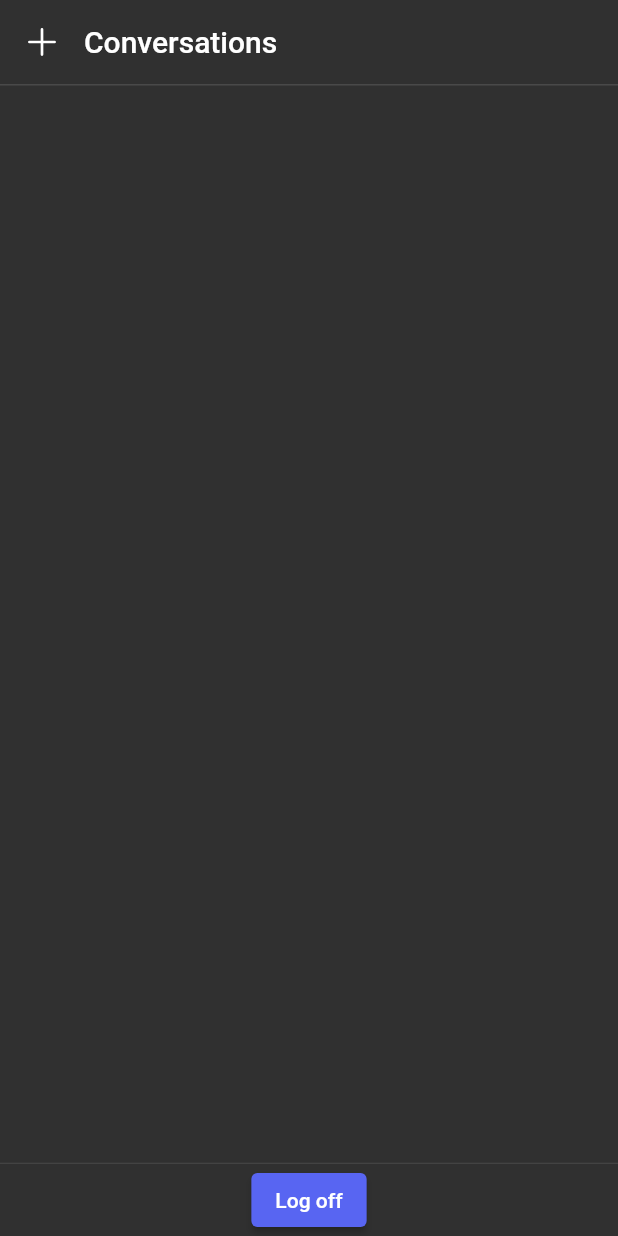
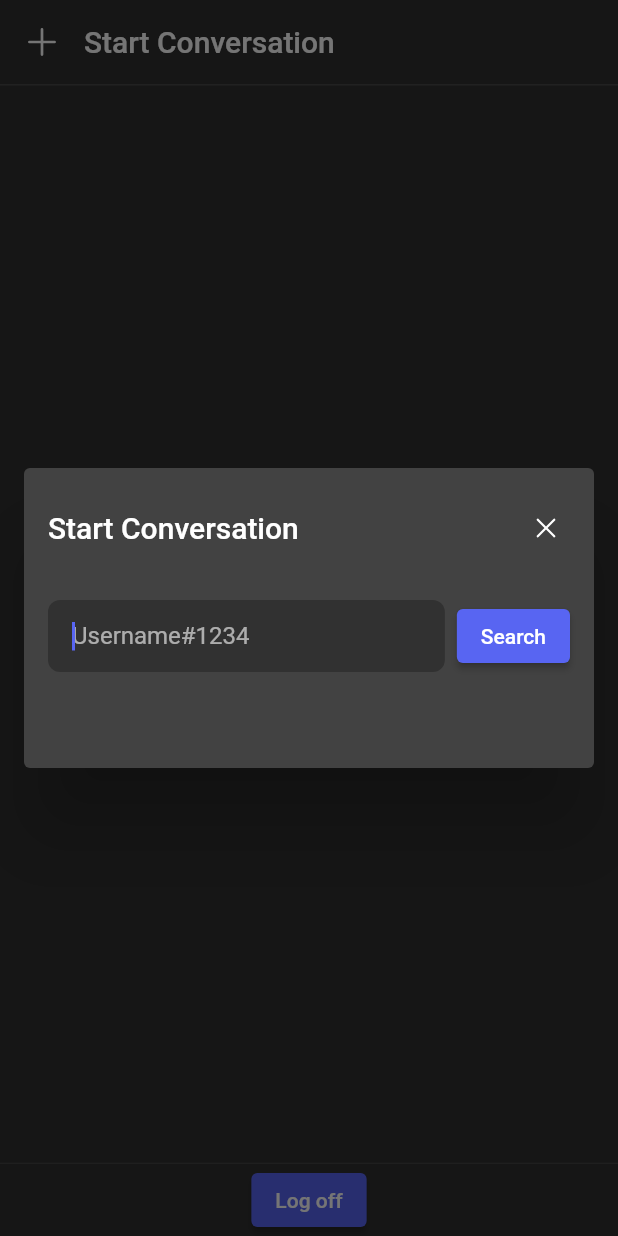
Before and after one commit to coffeecoding/DiscryptorMobile, a Flutter app: the HomeScreen screen opened by its route, after a tap on an icon or button, on a phone screen of 412 x 824 dp. Run offline on Flutter 3.47's test engine with Material 2 defaults, Android fonts, the phone set to English and light mode, and no system bars; our stand-ins replace bloc, equatable, fluentui_system_icons, flutter_bloc, flutter_secure_storage, fluttertoast and 2 more; missing offline and left inert: cryptography, encrypt, pointycastle, signalr_netcore; accounts and stored records are empty.

Commit message:
Implemented complete user search (start conversation) except adding (relationships)

```diff
--- /dev/null
+++ b/lib/cubits/add/add_cubit.dart
@@ -0,0 +1,48 @@
+import 'package:bloc/bloc.dart';
+import 'package:discryptor/config/locator.dart';
+import 'package:discryptor/cubitvms/user_vm.dart';
+import 'package:discryptor/repos/repos.dart';
+import 'package:discryptor/utils/discord_name.dart';
+import 'package:equatable/equatable.dart';
+
+part 'add_state.dart';
+
+class AddCubit extends Cubit<AddState> {
+  AddCubit()
+      : apiRepo = locator.get<ApiRepo>(),
+        super(const AddState());
+
+  final ApiRepo apiRepo;
+
+  void inputChanged(String value) {
+    emit(state.copyWith(status: AddStatus.initial, fullname: value, error: ''));
+  }
+
+  Future<void> executeSearch() async {
+    try {
+      emit(state.copyWith(status: AddStatus.busy, error: ''));
+      final parts = parseFullDiscordName(state.fullname);
+      if (parts[0] == false) {
+        emit(
+            state.copyWith(status: AddStatus.error, error: 'Invalid username'));
+        return;
+      }
+      final re =
+          await apiRepo.getUserByName(parts[1].toString(), parts[2].toString());
+      if (!re.isSuccess) {
+        if (re.httpStatus == 404) {
+          emit(
+              state.copyWith(status: AddStatus.error, error: "User not found"));
+          return;
+        }
+        emit(state.copyWith(status: AddStatus.error, error: re.message));
+        return;
+      }
+      final uvm = UserViewModel(user: re.content!);
+      emit(state.copyWith(status: AddStatus.success, result: uvm));
+    } catch (e) {
+      print('Failed to search for user: $e');
+      emit(state.copyWith(status: AddStatus.error, error: '$e'));
+    }
+  }
+}
--- /dev/null
+++ b/lib/cubits/add/add_state.dart
@@ -0,0 +1,32 @@
+// ignore_for_file: public_member_api_docs, sort_constructors_first
+part of 'add_cubit.dart';
+
+enum AddStatus { initial, busy, success, error }
+
+class AddState extends Equatable {
+  const AddState(
+      {this.status = AddStatus.initial,
+      this.fullname = '',
+      this.result,
+      this.error = ''});
+
+  AddState copyWith({
+    AddStatus? status,
+    String? fullname,
+    UserViewModel? result,
+    String? error,
+  }) =>
+      AddState(
+          status: status ?? this.status,
+          fullname: fullname ?? this.fullname,
+          result: result ?? (status != AddStatus.error ? this.result : null),
+          error: error ?? this.error);
+
+  final AddStatus status;
+  final String fullname;
+  final UserViewModel? result;
+  final String error;
+
+  @override
+  List<Object?> get props => [status, fullname, result, error];
+}
--- a/lib/cubits/cubits.dart
+++ b/lib/cubits/cubits.dart
@@ -9,3 +9,4 @@ export 'invite/invite_cubit.dart';
 export 'register/register_cubit.dart';
 export 'statuses/statuses_cubit.dart';
 export 'profile/profile_cubit.dart';
+export 'add/add_cubit.dart';
--- a/lib/main.dart
+++ b/lib/main.dart
@@ -36,6 +36,10 @@ class DiscryptorApp extends StatelessWidget {
         BlocProvider<ProfileCubit>(
           lazy: false,
           create: (context) => ProfileCubit(),
+        ),
+        BlocProvider<AddCubit>(
+          lazy: false,
+          create: (context) => AddCubit(),
         ),
         BlocProvider<ChallengeCubit>(
             lazy: false,
--- /dev/null
+++ b/lib/views/add/add.dart
@@ -0,0 +1,121 @@
+import 'package:discryptor/cubits/add/add_cubit.dart';
+import 'package:discryptor/cubits/chat_list/chat_list_cubit.dart';
+import 'package:discryptor/cubits/profile/profile_cubit.dart';
+import 'package:discryptor/views/common/avatar_with_status.dart';
+import 'package:fluentui_system_icons/fluentui_system_icons.dart';
+import 'package:flutter/material.dart';
+import 'package:flutter/src/widgets/framework.dart';
+import 'package:flutter_bloc/flutter_bloc.dart';
+
+class AddScreen extends StatelessWidget {
+  const AddScreen({super.key});
+
+  static const String routeName = '/add';
+
+  static Route<dynamic> route() {
+    return MaterialPageRoute<AddScreen>(
+      settings: const RouteSettings(name: routeName),
+      builder: (BuildContext context) => const AddScreen(),
+    );
+  }
+
+  @override
+  Widget build(BuildContext context) {
+    final ctr = TextEditingController();
+    return BlocBuilder<AddCubit, AddState>(
+      builder: (context, state) => Column(
+        children: [
+          Row(
+            children: [
+              Expanded(
+                child: Theme(
+                  data: Theme.of(context)
+                      .copyWith(splashColor: Colors.transparent),
+                  child: TextField(
+                    autofocus: true,
+                    controller: ctr,
+                    onChanged: (val) =>
+                        context.read<AddCubit>().inputChanged(val),
+                    decoration: InputDecoration(
+                      contentPadding: const EdgeInsets.symmetric(
+                          vertical: 0, horizontal: 16),
+                      filled: true,
+                      fillColor: Colors.black26,
+                      hintText: 'Username#1234',
+                      border: InputBorder.none,
+                      focusedBorder: OutlineInputBorder(
+                        borderSide: const BorderSide(color: Colors.transparent),
+                        borderRadius: BorderRadius.circular(8),
+                      ),
+                      enabledBorder: UnderlineInputBorder(
+                        borderSide: const BorderSide(color: Colors.transparent),
+                        borderRadius: BorderRadius.circular(8),
+                      ),
+                    ),
+                  ),
+                ),
+              ),
+              const SizedBox(width: 8),
+              state.status == AddStatus.busy
+                  ? const CircularProgressIndicator()
+                  : ElevatedButton(
+                      onPressed: () => context.read<AddCubit>().executeSearch(),
+                      child: const Text('Search')),
+            ],
+          ),
+          const SizedBox(height: 16),
+          state.result == null
+              ? const Text('')
+              : ClipRRect(
+                  borderRadius: BorderRadius.circular(8),
+                  child: Material(
+                    child: Container(
+                      padding: const EdgeInsets.only(left: 8),
+                      child: InkWell(
+                        splashColor: Colors.red,
+                        child: ListTile(
+                            trailing: IconButton(
+                                splashRadius: 24,
+                                icon: const Icon(
+                                    FluentIcons.person_add_24_filled),
+                                onPressed: () {}),
+                            contentPadding: EdgeInsets.zero,
+                            title: Row(
+                              children: [
+                                CircleAvatar(
+                                  radius: 20,
+                                  backgroundImage: NetworkImage(
+                                      state.result!.user.getUsedAvatarUrl),
+                                ),
+                                const SizedBox(width: 8),
+                                Expanded(
+                                  child: Row(
+                                    children: [
+                                      Text(state.result!.user.username,
+                                          style: const TextStyle(
+                                              fontWeight: FontWeight.w500)),
+                                      Text(
+                                        '#${state.result!.user.discriminator}',
+                                        style: const TextStyle(
+                                            color: Colors.white54),
+                                      ),
+                                    ],
+                                  ),
+                                ),
+                              ],
+                            )),
+                      ),
+                    ),
+                  ),
+                ),
+          if (state.error.isNotEmpty) const SizedBox(height: 24),
+          if (state.error.isNotEmpty)
+            Text(state.error,
+                softWrap: true,
+                textAlign: TextAlign.center,
+                style: TextStyle(color: Colors.orange.shade500)),
+        ],
+      ),
+    );
+  }
+}
--- /dev/null
+++ b/lib/views/dialog/base_dialog.dart
@@ -0,0 +1,54 @@
+import 'package:fluentui_system_icons/fluentui_system_icons.dart';
+import 'package:flutter/material.dart';
+
+class BaseDialog extends StatelessWidget {
+  const BaseDialog({required this.title, required this.child, super.key});
+
+  final String title;
+  final Widget child;
+
+  @override
+  Widget build(BuildContext context) {
+    return Padding(
+      padding: const EdgeInsets.all(16),
+      child: SizedBox(
+        width: double.infinity,
+        child: Column(
+          mainAxisSize: MainAxisSize.min,
+          crossAxisAlignment: CrossAxisAlignment.start,
+          children: [
+            Row(
+              mainAxisAlignment: MainAxisAlignment.spaceBetween,
+              children: [
+                Text(
+                  title,
+                  style: TextStyle(
+                      fontWeight: FontWeight.w500,
+                      fontSize:
+                          Theme.of(context).textTheme.titleLarge!.fontSize),
+                ),
+                IconButton(
+                    padding: const EdgeInsets.only(left: 16),
+                    splashRadius: 1,
+                    onPressed: () => Navigator.of(context).pop(),
+                    style: const ButtonStyle(
+                        tapTargetSize: MaterialTapTargetSize.shrinkWrap,
+                        padding: MaterialStatePropertyAll(EdgeInsets.zero),
+                        foregroundColor:
+                            MaterialStatePropertyAll(Colors.white70)),
+                    icon: const Icon(
+                      FluentIcons.dismiss_20_filled,
+                      color: Colors.white,
+                      size: 20,
+                    )),
+              ],
+            ),
+            const SizedBox(height: 24),
+            child,
+            const SizedBox(height: 16),
+          ],
+        ),
+      ),
+    );
+  }
+}
--- a/lib/views/home.dart
+++ b/lib/views/home.dart
@@ -1,7 +1,10 @@
 import 'package:discryptor/cubits/cubits.dart';
 import 'package:discryptor/main.dart';
+import 'package:discryptor/views/add/add.dart';
 import 'package:discryptor/views/chat/chat.dart';
 import 'package:discryptor/views/common/avatar_with_status.dart';
+import 'package:discryptor/views/dialog/base_dialog.dart';
+import 'package:discryptor/views/dialog/custom_dialog.dart';
 import 'package:discryptor/views/profile/profile.dart';
 import 'package:discryptor/views/start/password.dart';
 import 'package:fluentui_system_icons/fluentui_system_icons.dart';
@@ -29,13 +32,30 @@ class HomeScreen extends StatelessWidget {
           elevation: 0,
           backgroundColor: Colors.transparent,
           leading: IconButton(
-              onPressed: () {}, icon: const Icon(FluentIcons.add_20_filled)),
+              onPressed: () {
+                const dlg = CustomDialog(
+                    child: BaseDialog(
+                  title: 'Start Conversation',
+                  child: AddScreen(),
+                ));
+                showDialog(context: context, builder: (_) => dlg);
+              },
+              icon: const Icon(FluentIcons.add_20_filled)),
           titleSpacing: 0,
           bottom: PreferredSize(
             preferredSize: const Size.fromHeight(1),
             child: Container(height: 1, color: Theme.of(context).dividerColor),
           ),
-          title: const Text('Conversations'),
+          title: GestureDetector(
+              onTap: () {
+                const dlg = CustomDialog(
+                    child: BaseDialog(
+                  title: 'Start Conversation',
+                  child: AddScreen(),
+                ));
+                showDialog(context: context, builder: (_) => dlg);
+              },
+              child: const Text('Start Conversation')),
         ),
         body: state.status == ChatListStatus.busy
             ? const Center(child: CircularProgressIndicator())
--- a/lib/views/start/start.dart
+++ b/lib/views/start/start.dart
@@ -83,8 +83,8 @@ class StartScreen extends StatelessWidget {
                             Text(state.message,
                                 softWrap: true,
                                 textAlign: TextAlign.center,
-                                style: TextStyle(
-                                    color: Colors.deepOrange.shade700)),
+                                style:
+                                    TextStyle(color: Colors.orange.shade700)),
                           ],
                         )))),
               ]),
```
